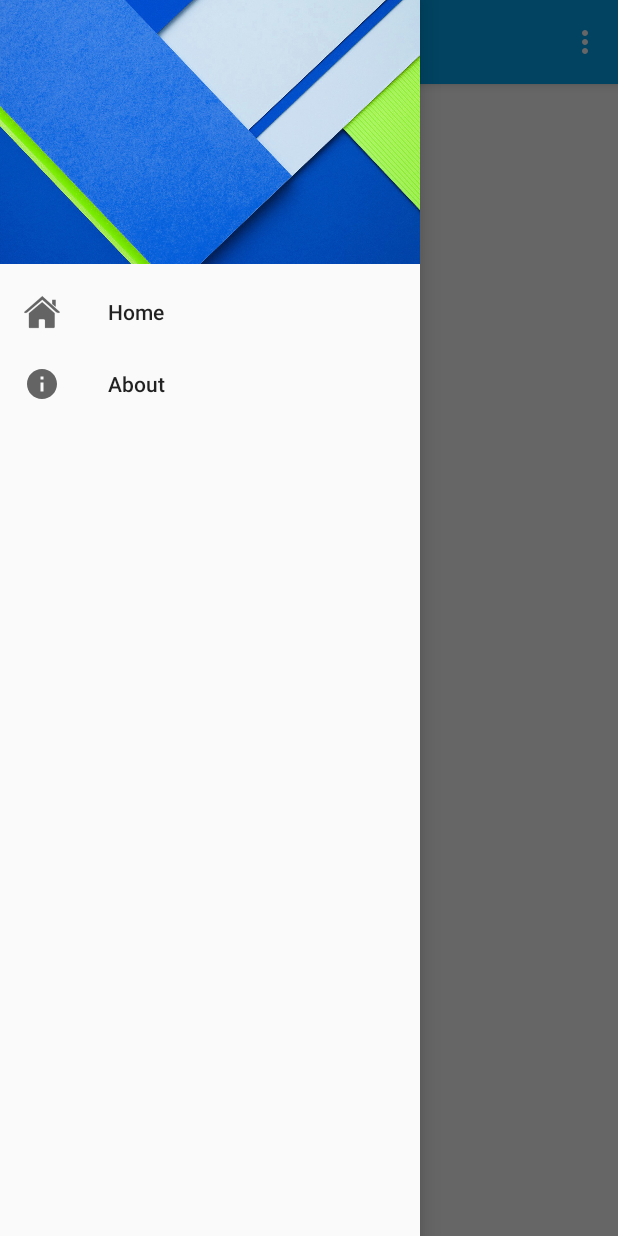
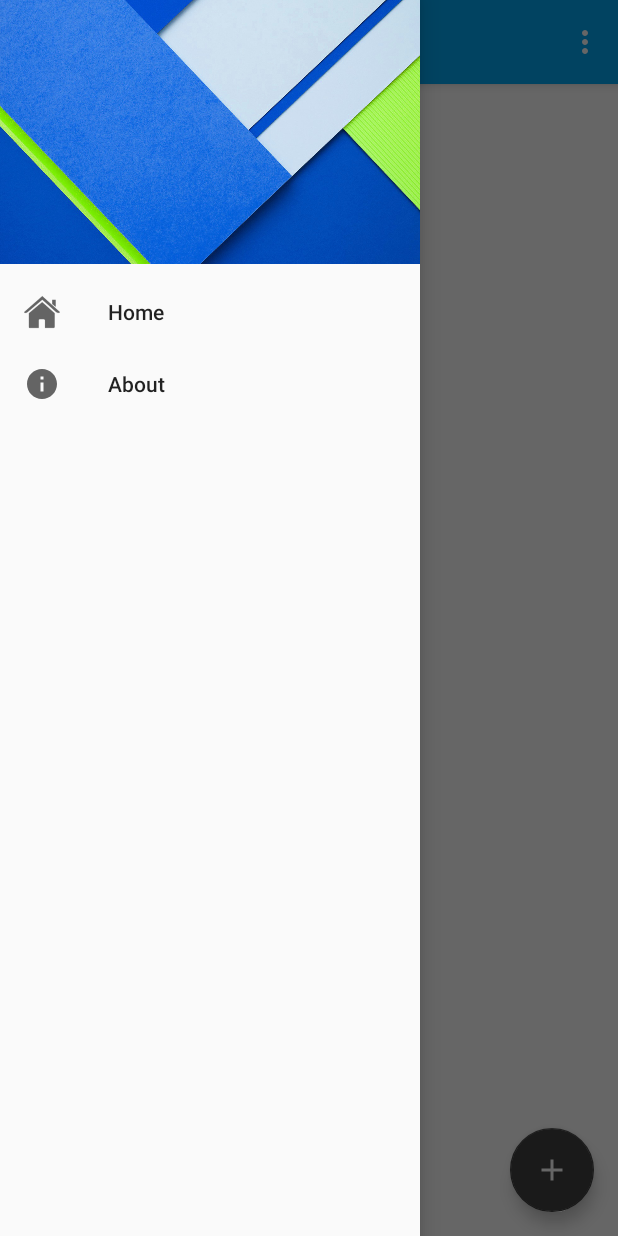
Before and after one commit to FarhanMSiddiq/DiaryApps, an Android app: the screen it shows after launch (MainActivity), with the side drawer open, on a phone screen of 412 x 824 dp. Run offline under Robolectric (Android 15) with nearby library versions, the phone set to English and light mode, and no system bars; our stand-ins replace Room's generated code; libraries missing offline, so code that uses them is left out: com.makeramen.roundedimageview.

Commit message:
checkpoint merge notes 2

```diff
--- a/app/src/main/AndroidManifest.xml
+++ b/app/src/main/AndroidManifest.xml
@@ -24,6 +24,8 @@
                 <category android:name="android.intent.category.LAUNCHER" />
             </intent-filter>
         </activity>
+        <activity android:name=".CreateNoteActivity"
+                  android:label="Buat Catatan"/>
     </application>
 
 </manifest>
--- a/app/src/main/java/com/tugas/zaky/diaryapps/Fragment/HomeFragment.kt
+++ b/app/src/main/java/com/tugas/zaky/diaryapps/Fragment/HomeFragment.kt
@@ -1,18 +1,117 @@
 package com.tugas.zaky.diaryapps.Fragment
 
+import android.app.Activity.RESULT_OK
+import android.content.Intent
+import android.os.AsyncTask
 import android.os.Bundle
 import androidx.fragment.app.Fragment
 import android.view.LayoutInflater
 import android.view.View
 import android.view.ViewGroup
+import androidx.recyclerview.widget.LinearLayoutManager
+import androidx.recyclerview.widget.RecyclerView
+import androidx.recyclerview.widget.StaggeredGridLayoutManager
+import com.tugas.zaky.diaryapps.CreateNoteActivity
 import com.tugas.zaky.diaryapps.R
+import com.tugas.zaky.diaryapps.adapter.NoteAdapter
+import com.tugas.zaky.diaryapps.database.NoteDatabase
+import com.tugas.zaky.diaryapps.model.ModelNote
+import com.tugas.zaky.diaryapps.utils.onClickItemListener
+import kotlinx.android.synthetic.main.fragment_home.view.*
 
 
-class HomeFragment : Fragment() {
+class HomeFragment : Fragment() , onClickItemListener {
+
+    private val modelNoteList: MutableList<ModelNote> = ArrayList()
+    private var noteAdapter: NoteAdapter? = null
+    private var onClickPosition = -1
+    var rvListNote : RecyclerView? = null
+
+    companion object {
+        private const val REQUEST_ADD = 1
+        private const val REQUEST_UPDATE = 2
+        private const val REQUEST_SHOW = 3
+    }
+
 
     override fun onCreateView(inflater: LayoutInflater, container: ViewGroup?,
                               savedInstanceState: Bundle?): View? {
         // Inflate the layout for this fragment
-        return inflater.inflate(R.layout.fragment_home, container, false)
+        val view : View = inflater.inflate(R.layout.fragment_home, container, false)
+        rvListNote = view.findViewById(R.id.rvListNote!!)
+
+        view.fabCreateNote.setOnClickListener {
+            startActivityForResult(Intent(view.context, CreateNoteActivity::class.java), REQUEST_ADD)
+        }
+
+        noteAdapter = NoteAdapter(modelNoteList, this)
+        rvListNote!!.setAdapter(noteAdapter)
+
+        //change mode List to Grid
+        modeGrid()
+
+        //get Data Catatan
+        getNote(REQUEST_SHOW, false)
+
+        return view
+    }
+
+    private fun modeGrid() {
+        rvListNote!!.layoutManager = StaggeredGridLayoutManager(2, StaggeredGridLayoutManager.VERTICAL)
+    }
+
+    private fun modeList() {
+        rvListNote!!.layoutManager = LinearLayoutManager(context)
+    }
+
+    private fun getNote(requestCode: Int, deleteNote: Boolean ) {
+
+        @Suppress("UNCHECKED_CAST")
+        class GetNoteAsyncTask : AsyncTask<Void?, Void?, List<ModelNote>>() {
+
+            override fun onPostExecute(notes: List<ModelNote>) {
+                super.onPostExecute(notes)
+                if (requestCode == REQUEST_SHOW) {
+                    modelNoteList.addAll(notes)
+                    noteAdapter?.notifyDataSetChanged()
+                } else if (requestCode == REQUEST_ADD) {
+                    modelNoteList.add(0, notes[0])
+                    noteAdapter?.notifyItemInserted(0)
+                    rvListNote!!.smoothScrollToPosition(0)
+                } else if (requestCode == REQUEST_UPDATE) {
+                    modelNoteList.removeAt(onClickPosition)
+                    if (deleteNote) {
+                        noteAdapter?.notifyItemRemoved(onClickPosition)
+                    } else {
+                        modelNoteList.add(onClickPosition, notes[onClickPosition])
+                        noteAdapter?.notifyItemChanged(onClickPosition)
+                    }
+                }
+            }
+
+            override fun doInBackground(vararg params: Void?): List<ModelNote>? {
+                return NoteDatabase.getInstance(context!!)!!.noteDao()!!.allNote as List<ModelNote>?
+            }
+        }
+        GetNoteAsyncTask().execute()
+    }
+
+    public override fun onActivityResult(requestCode: Int, resultCode: Int, data: Intent?) {
+        super.onActivityResult(requestCode, resultCode, data)
+        if (requestCode == REQUEST_ADD && resultCode == RESULT_OK) {
+            getNote(REQUEST_ADD, false)
+        } else if (requestCode == REQUEST_UPDATE && resultCode == RESULT_OK) {
+            if (data != null) {
+                getNote(REQUEST_UPDATE, data.getBooleanExtra("NoteDelete", false))
+            }
+        }
+    }
+
+    override fun onClick(modelNote: ModelNote, position: Int) {
+        onClickPosition = position
+        val intent = Intent(context, CreateNoteActivity::class.java)
+        intent.putExtra("EXTRA", true)
+        intent.putExtra("EXTRA_NOTE", modelNote)
+        startActivityForResult(intent, REQUEST_UPDATE)
     }
 }
--- a/app/src/main/res/layout/fragment_home.xml
+++ b/app/src/main/res/layout/fragment_home.xml
@@ -1,5 +1,5 @@
 <?xml version="1.0" encoding="utf-8"?>
-<androidx.constraintlayout.widget.ConstraintLayout xmlns:android="http://schemas.android.com/apk/res/android"
+<RelativeLayout xmlns:android="http://schemas.android.com/apk/res/android"
 xmlns:app="http://schemas.android.com/apk/res-auto"
 xmlns:tools="http://schemas.android.com/tools"
 android:layout_width="match_parent"
@@ -7,18 +7,22 @@ android:layout_height="match_parent"
 android:background="#FFFFFF"
 tools:context=".Fragment.HomeFragment">
 
-<TextView
-    android:layout_width="0dp"
-    android:layout_height="wrap_content"
-    android:layout_marginEnd="8dp"
-    android:layout_marginStart="8dp"
-    android:layout_marginTop="200dp"
-    android:text="Home"
-    android:textAlignment="center"
-    android:textColor="@android:color/background_light"
-    android:textSize="30sp"
-    app:layout_constraintEnd_toEndOf="parent"
-    app:layout_constraintStart_toStartOf="parent"
-    app:layout_constraintTop_toTopOf="parent" />
+    <androidx.recyclerview.widget.RecyclerView
+        android:id="@+id/rvListNote"
+        android:layout_width="match_parent"
+        android:layout_height="match_parent"
+        app:layoutManager="androidx.recyclerview.widget.StaggeredGridLayoutManager"
+        app:spanCount="2"
+        tools:listitem="@layout/list_item_note" />
 
-</androidx.constraintlayout.widget.ConstraintLayout>
+    <com.google.android.material.floatingactionbutton.FloatingActionButton
+        android:id="@+id/fabCreateNote"
+        android:layout_width="wrap_content"
+        android:layout_height="wrap_content"
+        android:layout_alignParentEnd="true"
+        android:layout_alignParentBottom="true"
+        android:layout_margin="16dp"
+        android:src="@drawable/ic_add_note"
+        android:tint="@android:color/white" />
+
+</RelativeLayout>
```
